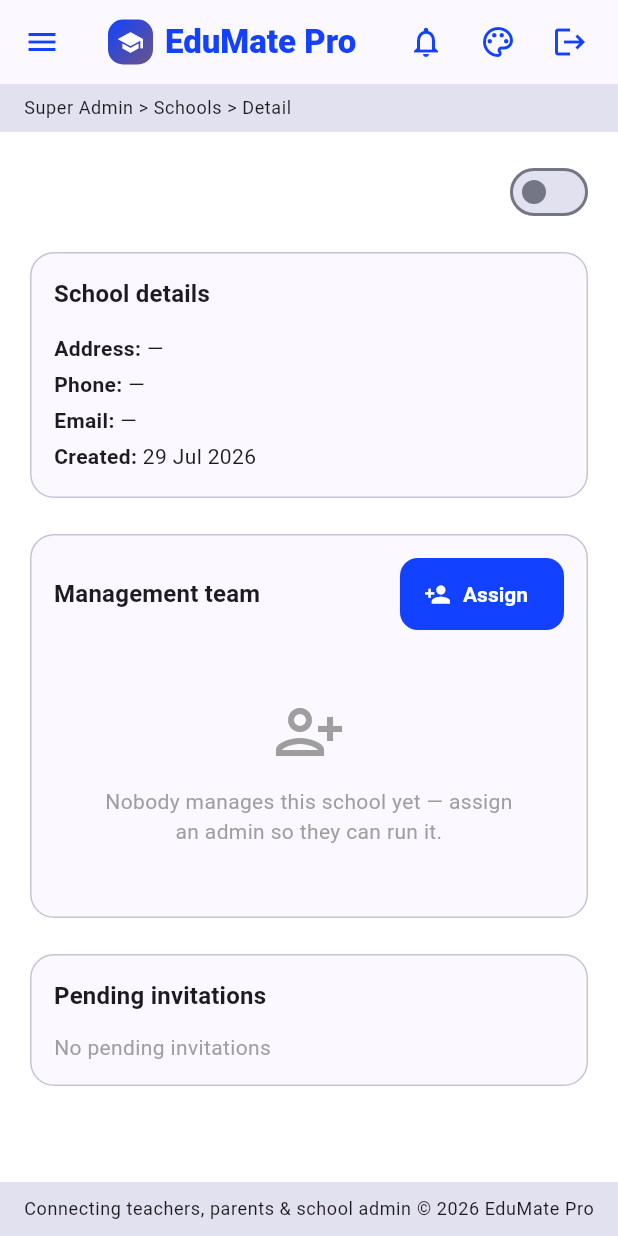
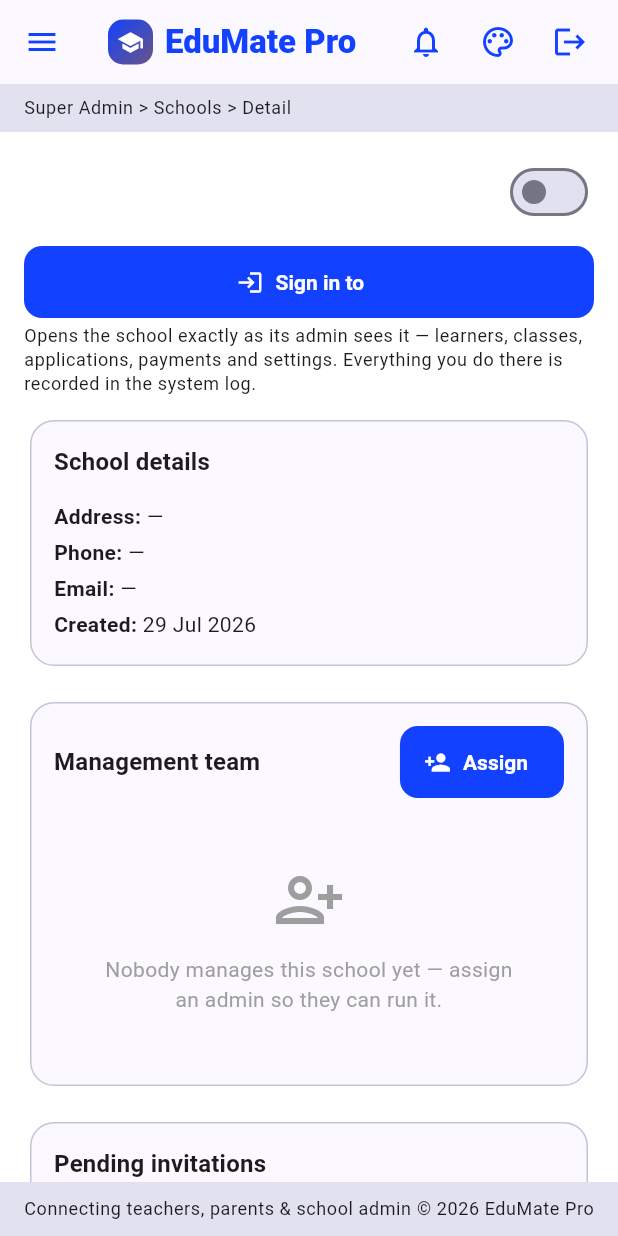
Before and after one commit to Ephafrus/edumate_pro, a Flutter app: the SuperSchoolDetailScreen widget shown alone on an empty page, opened directly with empty values, on a phone screen of 412 x 824 dp. Run offline on Flutter 3.47's test engine with Material 3 defaults, Android fonts, the phone set to English and light mode, and no system bars; our stand-ins replace cloud_firestore, csv, file_picker, firebase_auth, firebase_core, firebase_storage and 7 more; missing offline and left inert: mailer, mobile_scanner; accounts and stored records are empty; generated files the repository leaves out were written again.

Commit message:
Let a Super Admin sign in to any school for oversight
- 'Sign in to this school' from the console (schools list and school
  detail) puts a Super Admin inside that school with the full admin area:
  dashboard, learners, classes, applications, payments, fees and settings
- A persistent banner names the school being overseen and exits in one tap;
  entering and leaving are both written to the system log, and actions
  taken inside are attributed to the Super Admin at that school
- Router grants the school area while in oversight mode and keeps
  parent-only journeys out of it
- Security rules: a Super Admin holds no member document anywhere, so the
  membership helpers now treat them as satisfying isMember/isManager/
  isStaff at every school. Without this the oversight screens would have
  been denied on every read and come up empty. isParentAt deliberately
  still excludes them — a Super Admin is never a parent

flutter analyze: clean · flutter test: 13/13 pass · web release build: OK

Co-Authored-By: Claude Opus 5 <noreply@anthropic.com>
Claude-Session: https://claude.ai/code/session_013gJD25vmesATarV7axidZp

```diff
--- a/lib/models/activity_log.dart
+++ b/lib/models/activity_log.dart
@@ -117,6 +117,8 @@ enum ActivityAction {
   // Platform (Super Admin)
   schoolCreated,
   schoolUpdated,
+  schoolViewed,
+  schoolViewExited,
   superAdminGranted,
   platformBootstrapped;
 
@@ -192,6 +194,8 @@ enum ActivityAction {
         return ActivityCategory.administration;
       case ActivityAction.schoolCreated:
       case ActivityAction.schoolUpdated:
+      case ActivityAction.schoolViewed:
+      case ActivityAction.schoolViewExited:
       case ActivityAction.superAdminGranted:
       case ActivityAction.platformBootstrapped:
         return ActivityCategory.platform;
@@ -309,6 +313,10 @@ enum ActivityAction {
         return 'created a school';
       case ActivityAction.schoolUpdated:
         return 'updated a school';
+      case ActivityAction.schoolViewed:
+        return 'signed in to a school as Super Admin';
+      case ActivityAction.schoolViewExited:
+        return 'left a school view';
       case ActivityAction.superAdminGranted:
         return 'granted Super Admin';
       case ActivityAction.platformBootstrapped:
--- a/lib/screens/superadmin/super_school_detail_screen.dart
+++ b/lib/screens/superadmin/super_school_detail_screen.dart
@@ -1,4 +1,5 @@
 import 'package:flutter/material.dart';
+import 'package:go_router/go_router.dart';
 import 'package:provider/provider.dart';
 
 import '../../core/responsive.dart';
@@ -6,6 +7,7 @@ import '../../models/app_user.dart';
 import '../../models/enums.dart';
 import '../../models/school.dart';
 import '../../services/auth_service.dart';
+import '../../router/app_router.dart';
 import '../../services/firestore_service.dart';
 import '../../state/auth_controller.dart';
 import '../../widgets/app_shell.dart';
@@ -68,6 +70,21 @@ class SuperSchoolDetailScreen extends StatelessWidget {
                     ),
                   ],
                 ),
+                const SizedBox(height: 12),
+                FilledButton.icon(
+                  onPressed: () async {
+                    await context.read<AuthController>().enterSchool(school);
+                    if (context.mounted) context.go(Routes.adminHome);
+                  },
+                  icon: const Icon(Icons.login),
+                  label: Text('Sign in to ${school.name}'),
+                ),
+                const SizedBox(height: 4),
+                Text(
+                    'Opens the school exactly as its admin sees it — learners, '
+                    'classes, applications, payments and settings. Everything '
+                    'you do there is recorded in the system log.',
+                    style: Theme.of(context).textTheme.bodySmall),
                 const SizedBox(height: 12),
                 SectionCard(
                   title: 'School details',
--- a/lib/state/auth_controller.dart
+++ b/lib/state/auth_controller.dart
@@ -44,6 +44,11 @@ class AuthController extends ChangeNotifier {
 
   AppUser? _appUser;
   List<SchoolMembership> _memberships = const [];
+
+  /// A Super Admin who has signed in to a specific school to run it. They
+  /// hold no membership there — this is an explicit, audited oversight mode,
+  /// shown with a persistent banner and exited with one tap.
+  School? _viewingSchool;
   bool _initialised = false;
   bool _busy = false;
   String? _error;
@@ -63,6 +68,34 @@ class AuthController extends ChangeNotifier {
   /// Platform-level Super Admin: sets schools up and assigns their admins.
   bool get isSuperAdmin => _appUser?.superAdmin ?? false;
 
+  /// The school a Super Admin is currently working inside, if any.
+  School? get viewingSchool => _viewingSchool;
+  bool get isViewingSchool => isSuperAdmin && _viewingSchool != null;
+
+  /// A Super Admin signs in to a school to see and manage it exactly as its
+  /// admin would. Audited on both entry and exit.
+  Future<void> enterSchool(School school) async {
+    if (!isSuperAdmin) return;
+    _viewingSchool = school;
+    _db.activeSchoolId = school.id;
+    _refreshActor();
+    _activity.log(ActivityAction.schoolViewed,
+        target: school.name, details: 'Super Admin oversight');
+    notifyListeners();
+  }
+
+  /// Returns to the platform console.
+  Future<void> exitSchool() async {
+    final left = _viewingSchool;
+    _viewingSchool = null;
+    _db.activeSchoolId = activeMembership?.schoolId;
+    _refreshActor();
+    if (left != null) {
+      _activity.log(ActivityAction.schoolViewExited, target: left.name);
+    }
+    notifyListeners();
+  }
+
   /// The membership for the school currently being worked in.
   SchoolMembership? get activeMembership {
     if (_memberships.isEmpty) return null;
@@ -73,11 +106,15 @@ class AuthController extends ChangeNotifier {
     return _memberships.first;
   }
 
-  String? get activeSchoolId => activeMembership?.schoolId;
-  String get activeSchoolName => activeMembership?.schoolName ?? '';
+  String? get activeSchoolId =>
+      _viewingSchool?.id ?? activeMembership?.schoolId;
+  String get activeSchoolName =>
+      _viewingSchool?.name ?? activeMembership?.schoolName ?? '';
 
-  /// Role **at the active school** — drives navigation and permissions.
-  UserRole? get role => activeMembership?.role;
+  /// Role **at the active school** — drives navigation and permissions. A
+  /// Super Admin inside a school acts with admin rights there.
+  UserRole? get role =>
+      isViewingSchool ? UserRole.admin : activeMembership?.role;
 
   /// A signed-in user who belongs to no school yet: parents pick one to
   /// apply to; staff wait for their school to invite them. Super Admins
@@ -95,6 +132,7 @@ class AuthController extends ChangeNotifier {
   String get homePath {
     if (!isAuthenticated) return '/login';
     if (needsProfile) return '/profile';
+    if (isViewingSchool) return '/admin';
     if (isSuperAdmin) return '/super';
     if (needsSchool) return '/join';
     switch (role) {
@@ -237,6 +275,7 @@ class AuthController extends ChangeNotifier {
 
   /// Points the database at the active school and remembers the choice.
   Future<void> _applyActiveSchool(String uid) async {
+    if (isViewingSchool) return; // oversight mode owns the active school
     final active = activeMembership;
     _db.activeSchoolId = active?.schoolId;
     _refreshActor();
@@ -261,9 +300,9 @@ class AuthController extends ChangeNotifier {
       uid: u.uid,
       name: u.fullName,
       superAdmin: u.superAdmin,
-      role: m?.role,
-      schoolId: m?.schoolId,
-      schoolName: m?.schoolName ?? '',
+      role: isViewingSchool ? UserRole.admin : m?.role,
+      schoolId: _viewingSchool?.id ?? m?.schoolId,
+      schoolName: _viewingSchool?.name ?? m?.schoolName ?? '',
     );
   }
 
@@ -466,6 +505,7 @@ class AuthController extends ChangeNotifier {
     await _auth.signOut();
     _appUser = null;
     _memberships = const [];
+    _viewingSchool = null;
     _db.activeSchoolId = null;
     _activity.actor = null;
     notifyListeners();
--- a/lib/widgets/app_shell.dart
+++ b/lib/widgets/app_shell.dart
@@ -45,6 +45,18 @@ class AppShell extends StatelessWidget {
     }
     if (auth.needsProfile) {
       return const [NavItem('My profile', Routes.profile)];
+    }
+    if (auth.isSuperAdmin && auth.isViewingSchool) {
+      // Same tools the school's own admin has, plus a way back.
+      return const [
+        NavItem('Dashboard', Routes.adminHome),
+        NavItem('Search', Routes.search),
+        NavItem('Learners', Routes.adminLearners),
+        NavItem('Applications', Routes.adminApplications),
+        NavItem('Payments', Routes.adminPayments),
+        NavItem('Fees', Routes.adminFees),
+        NavItem('Platform console', Routes.superHome),
+      ];
     }
     if (auth.isSuperAdmin) {
       return const [
@@ -158,6 +170,7 @@ class AppShell extends StatelessWidget {
       drawer: isDesktop ? null : _NavDrawer(items: items, auth: auth),
       body: Column(
         children: [
+          if (auth.isViewingSchool) const _OversightBanner(),
           if (breadcrumb != null)
             Container(
               width: double.infinity,
@@ -171,6 +184,50 @@ class AppShell extends StatelessWidget {
           ),
           const _Footer(),
         ],
+      ),
+    );
+  }
+}
+
+/// Persistent reminder that a Super Admin is working inside a school rather
+/// than as its staff, with a one-tap way back to the platform console.
+class _OversightBanner extends StatelessWidget {
+  const _OversightBanner();
+
+  @override
+  Widget build(BuildContext context) {
+    final auth = context.watch<AuthController>();
+    final school = auth.viewingSchool;
+    if (school == null) return const SizedBox.shrink();
+    final scheme = Theme.of(context).colorScheme;
+
+    return Material(
+      color: scheme.tertiaryContainer,
+      child: Padding(
+        padding: const EdgeInsets.symmetric(horizontal: 16, vertical: 8),
+        child: Row(
+          children: [
+            Icon(Icons.visibility,
+                size: 18, color: scheme.onTertiaryContainer),
+            const SizedBox(width: 8),
+            Expanded(
+              child: Text(
+                'Signed in to ${school.name} as Super Admin — actions here '
+                'are recorded in the system log.',
+                style: TextStyle(
+                    color: scheme.onTertiaryContainer, fontSize: 13),
+              ),
+            ),
+            TextButton.icon(
+              onPressed: () async {
+                await context.read<AuthController>().exitSchool();
+                if (context.mounted) context.go(Routes.superHome);
+              },
+              icon: const Icon(Icons.logout, size: 16),
+              label: const Text('Exit school'),
+            ),
+          ],
+        ),
       ),
     );
   }
```
Also changed, not shown: lib/router/app_router.dart (+7 -1 lines), lib/screens/superadmin/super_schools_screen.dart (+12 -0 lines), 3 other files.
